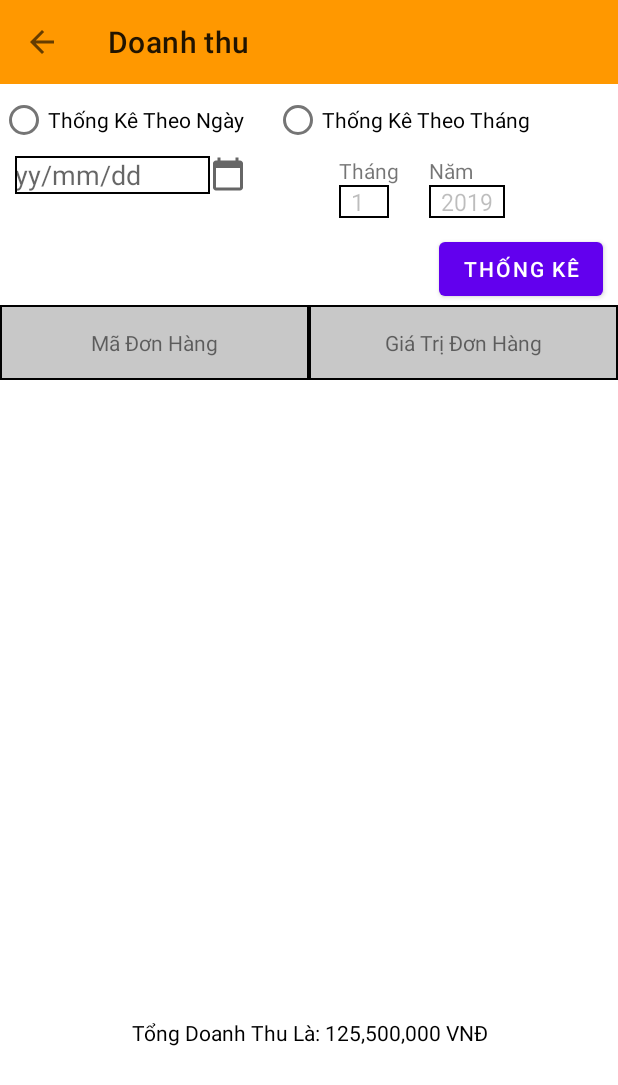
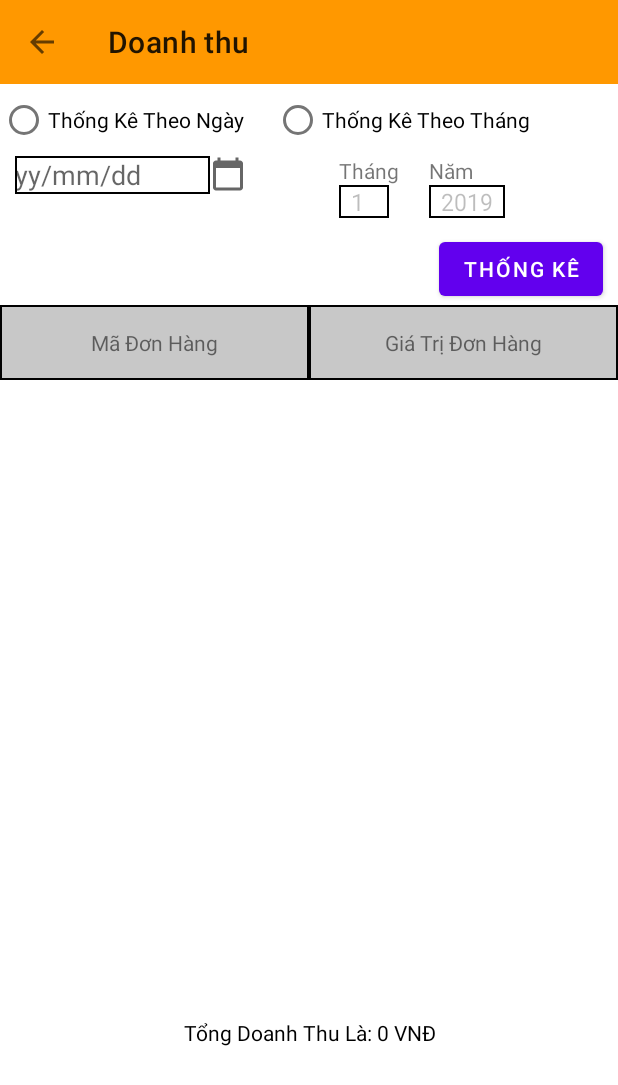
Before and after one commit to hatmitliti/Selling-book-store, an Android app: the ChuCuaHang_ManHinhDoanhThu screen opened directly, with no data from a screen before it, on a phone screen of 412 x 824 dp. Shown: the top 1085 px of the screen. Run offline under Robolectric (Android 15) with nearby library versions, the phone set to English and light mode, and no system bars; our stand-ins replace Firebase (no records; nobody signed in at launch, a user with empty details on screens opened directly).

Commit message:
fix total

```diff
--- a/app/src/main/java/com/example/book/ThuKho/Thu_kho_tong_hop.java
+++ b/app/src/main/java/com/example/book/ThuKho/Thu_kho_tong_hop.java
@@ -547,6 +547,9 @@ public class Thu_kho_tong_hop extends AppCompatActivity {
 
                                                 }
                                             });
+                                            btnSua.setEnabled(false);
+                                            btnThem.setEnabled(true);
+                                            btnXoa.setEnabled(false);
                                             setTextEmpty();
                                         }
                                     });
--- a/app/src/main/res/layout/activity_chu_cua_hang_____man_hinh_doanh_thu.xml
+++ b/app/src/main/res/layout/activity_chu_cua_hang_____man_hinh_doanh_thu.xml
@@ -149,7 +149,7 @@
         android:gravity="center"
         android:layout_width="match_parent"
         android:layout_height="fill_parent"
-        android:text="Tổng Doanh Thu Là: 125,500,000 VNĐ"
+        android:text="Tổng Doanh Thu Là: 0 VNĐ"
         android:textColor="@color/black"/>
 
 </LinearLayout>
```
Also changed, not shown: app/src/main/java/com/example/book/ThuKho/TKQuanLiSanPham/ProductAdapter.java (+6 -1 lines).
